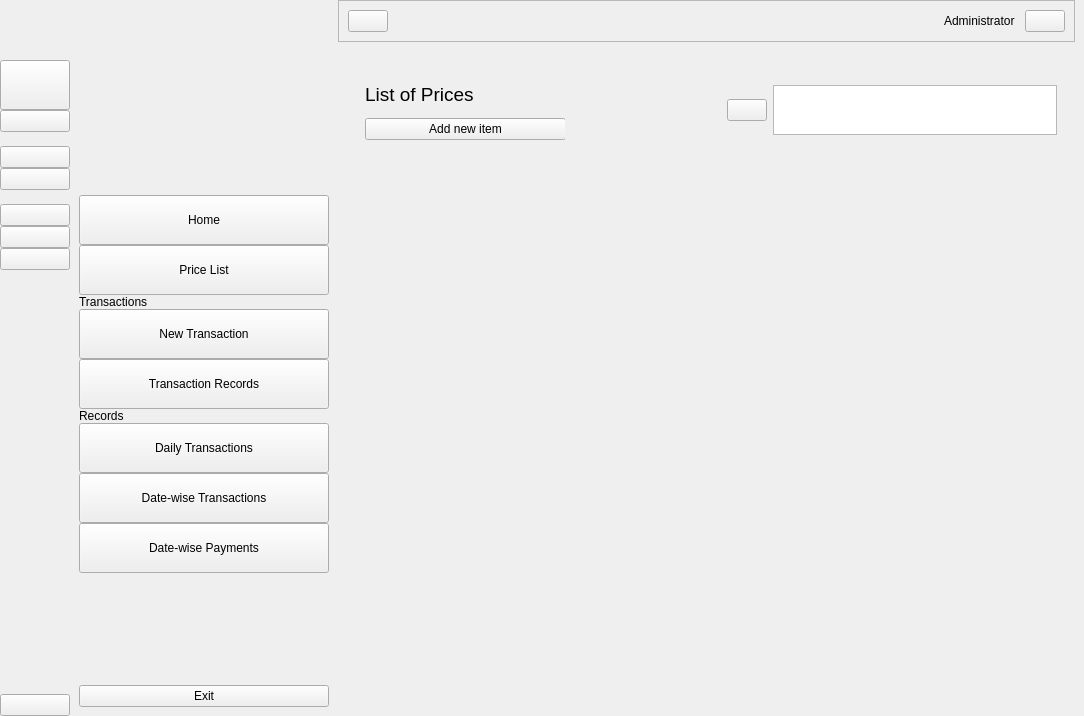
This is BDPS.ui in GildaFeb/Transaction-Management-System as Qt 5 draws it before an edit. The edited form follows.
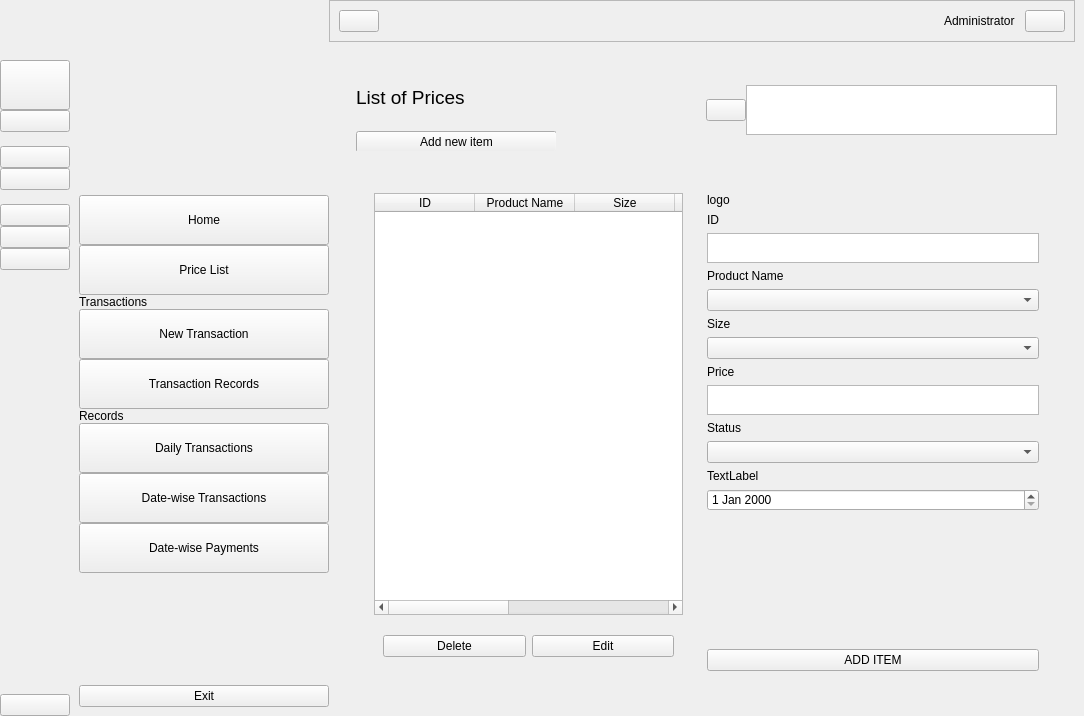
This is the edited form. Icons and pictures are not drawn.

Commit message: 60% Price List - All contents added

Diff of the .ui file:
```diff
--- a/BDPS.ui
+++ b/BDPS.ui
@@ -332,6 +332,9 @@
     <item row="0" column="1">
      <widget class="QWidget" name="full_menu_widget" native="true">
       <layout class="QGridLayout" name="gridLayout_11">
+       <property name="rightMargin">
+        <number>0</number>
+       </property>
        <item row="0" column="0">
         <layout class="QHBoxLayout" name="horizontalLayout_2">
          <property name="spacing">
@@ -1373,6 +1376,9 @@
                 <layout class="QHBoxLayout" name="horizontalLayout_11">
                  <item>
                   <layout class="QHBoxLayout" name="horizontalLayout_9">
+                   <property name="spacing">
+                    <number>0</number>
+                   </property>
                    <item>
                     <layout class="QHBoxLayout" name="horizontalLayout_10">
                      <item>
@@ -1383,13 +1389,13 @@
                          <height>50</height>
                         </size>
                        </property>
-                       <widget class="QWidget" name="">
+                       <widget class="QWidget" name="layoutWidget">
                         <property name="geometry">
                          <rect>
                           <x>0</x>
                           <y>0</y>
                           <width>201</width>
-                          <height>71</height>
+                          <height>87</height>
                          </rect>
                         </property>
                         <layout class="QVBoxLayout" name="verticalLayout_11">
@@ -1486,6 +1492,241 @@
                   <verstretch>0</verstretch>
                  </sizepolicy>
                 </property>
+                <layout class="QGridLayout" name="gridLayout_3">
+                 <item row="0" column="0">
+                  <widget class="QWidget" name="price_main_widget" native="true">
+                   <layout class="QHBoxLayout" name="horizontalLayout_12">
+                    <item>
+                     <widget class="QWidget" name="table_item" native="true">
+                      <property name="sizePolicy">
+                       <sizepolicy hsizetype="Expanding" vsizetype="Preferred">
+                        <horstretch>0</horstretch>
+                        <verstretch>0</verstretch>
+                       </sizepolicy>
+                      </property>
+                      <layout class="QVBoxLayout" name="verticalLayout_10">
+                       <item>
+                        <widget class="QTableWidget" name="tableWidget">
+                         <column>
+                          <property name="text">
+                           <string>ID</string>
+                          </property>
+                         </column>
+                         <column>
+                          <property name="text">
+                           <string>Product Name</string>
+                          </property>
+                         </column>
+                         <column>
+                          <property name="text">
+                           <string>Size</string>
+                          </property>
+                         </column>
+                         <column>
+                          <property name="text">
+                           <string>Price</string>
+                          </property>
+                         </column>
+                         <column>
+                          <property name="text">
+                           <string>New Column</string>
+                          </property>
+                         </column>
+                         <column>
+                          <property name="text">
+                           <string>Date Added</string>
+                          </property>
+                         </column>
+                         <column>
+                          <property name="text">
+                           <string>Action</string>
+                          </property>
+                         </column>
+                        </widget>
+                       </item>
+                       <item>
+                        <widget class="QWidget" name="widget_17" native="true">
+                         <property name="minimumSize">
+                          <size>
+                           <width>0</width>
+                           <height>50</height>
+                          </size>
+                         </property>
+                         <property name="maximumSize">
+                          <size>
+                           <width>16777215</width>
+                           <height>50</height>
+                          </size>
+                         </property>
+                         <layout class="QHBoxLayout" name="horizontalLayout_13">
+                          <item>
+                           <widget class="QPushButton" name="pushButton_4">
+                            <property name="text">
+                             <string>Delete</string>
+                            </property>
+                           </widget>
+                          </item>
+                          <item>
+                           <widget class="QPushButton" name="pushButton_5">
+                            <property name="text">
+                             <string>Edit</string>
+                            </property>
+                           </widget>
+                          </item>
+                         </layout>
+                        </widget>
+                       </item>
+                      </layout>
+                     </widget>
+                    </item>
+                    <item>
+                     <widget class="QWidget" name="add_item" native="true">
+                      <property name="minimumSize">
+                       <size>
+                        <width>350</width>
+                        <height>0</height>
+                       </size>
+                      </property>
+                      <property name="maximumSize">
+                       <size>
+                        <width>250</width>
+                        <height>16777215</height>
+                       </size>
+                      </property>
+                      <layout class="QVBoxLayout" name="verticalLayout_13">
+                       <item>
+                        <widget class="QLabel" name="label_10">
+                         <property name="text">
+                          <string>logo</string>
+                         </property>
+                        </widget>
+                       </item>
+                       <item>
+                        <widget class="QLabel" name="label_18">
+                         <property name="text">
+                          <string>ID </string>
+                         </property>
+                        </widget>
+                       </item>
+                       <item>
+                        <widget class="QTextEdit" name="textEdit_3">
+                         <property name="maximumSize">
+                          <size>
+                           <width>16777215</width>
+                           <height>30</height>
+                          </size>
+                         </property>
+                        </widget>
+                       </item>
+                       <item>
+                        <widget class="QLabel" name="label_19">
+                         <property name="text">
+                          <string>Product Name</string>
+                         </property>
+                        </widget>
+                       </item>
+                       <item>
+                        <widget class="QComboBox" name="comboBox">
+                         <property name="maximumSize">
+                          <size>
+                           <width>16777215</width>
+                           <height>70</height>
+                          </size>
+                         </property>
+                        </widget>
+                       </item>
+                       <item>
+                        <widget class="QLabel" name="label_20">
+                         <property name="text">
+                          <string>Size</string>
+                         </property>
+                        </widget>
+                       </item>
+                       <item>
+                        <widget class="QComboBox" name="comboBox_2">
+                         <property name="maximumSize">
+                          <size>
+                           <width>16777215</width>
+                           <height>70</height>
+                          </size>
+                         </property>
+                        </widget>
+                       </item>
+                       <item>
+                        <widget class="QLabel" name="label_21">
+                         <property name="text">
+                          <string>Price</string>
+                         </property>
+                        </widget>
+                       </item>
+                       <item>
+                        <widget class="QTextEdit" name="textEdit_4">
+                         <property name="maximumSize">
+                          <size>
+                           <width>16777215</width>
+                           <height>30</height>
+                          </size>
+                         </property>
+                        </widget>
+                       </item>
+                       <item>
+                        <widget class="QLabel" name="label_22">
+                         <property name="text">
+                          <string>Status</string>
+                         </property>
+                        </widget>
+                       </item>
+                       <item>
+                        <widget class="QComboBox" name="comboBox_3">
+                         <property name="maximumSize">
+                          <size>
+                           <width>16777215</width>
+                           <height>70</height>
+                          </size>
+                         </property>
+                        </widget>
+                       </item>
+                       <item>
+                        <widget class="QLabel" name="label_24">
+                         <property name="text">
+                          <string>TextLabel</string>
+                         </property>
+                        </widget>
+                       </item>
+                       <item>
+                        <widget class="QDateEdit" name="dateEdit">
+                         <property name="maximumSize">
+                          <size>
+                           <width>16777215</width>
+                           <height>80</height>
+                          </size>
+                         </property>
+                        </widget>
+                       </item>
+                       <item>
+                        <widget class="QWidget" name="widget_15" native="true">
+                         <property name="sizePolicy">
+                          <sizepolicy hsizetype="Preferred" vsizetype="Expanding">
+                           <horstretch>0</horstretch>
+                           <verstretch>0</verstretch>
+                          </sizepolicy>
+                         </property>
+                        </widget>
+                       </item>
+                       <item>
+                        <widget class="QPushButton" name="pushButton_3">
+                         <property name="text">
+                          <string>ADD ITEM</string>
+                         </property>
+                        </widget>
+                       </item>
+                      </layout>
+                     </widget>
+                    </item>
+                   </layout>
+                  </widget>
+                 </item>
+                </layout>
                </widget>
               </item>
              </layout>
```
Left out of the diff: 44 changed lines with no effect on the pictures. The commit also changes 3 other files.
